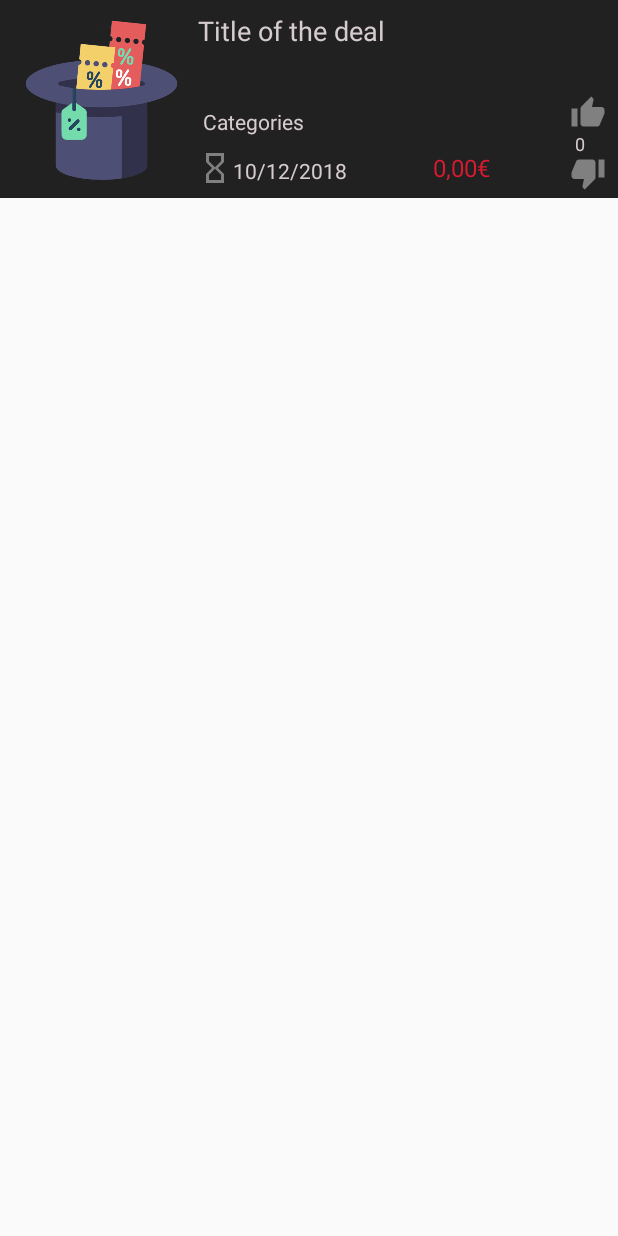
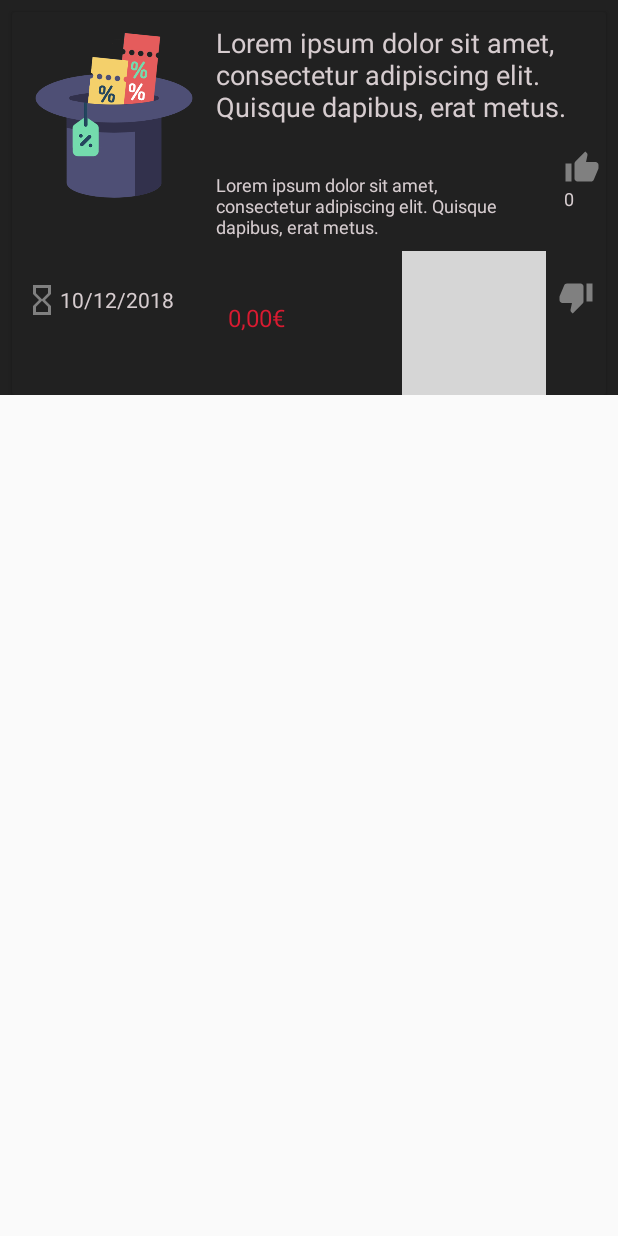
Before and after one commit to WilliamDemirci/Magic, an Android app: the layout deal.xml on its own in the app's theme, with its tools: preview values and no code run, on a phone screen of 412 x 824 dp. Run offline under Robolectric (Android 15) with nearby library versions, the phone set to English and light mode, and no system bars; grey boxes are pictures that could not be loaded.

Commit message:
- maj deal layout

```diff
--- a/app/src/main/res/layout/deal.xml
+++ b/app/src/main/res/layout/deal.xml
@@ -7,52 +7,72 @@
     android:background="@color/colorPrimary">
 
 
+    <android.support.v7.widget.CardView
+        android:id="@+id/mainDeal"
+        android:layout_width="match_parent"
+        android:layout_height="wrap_content"
+        android:layout_marginStart="8dp"
+        android:layout_marginTop="8dp"
+        android:layout_marginEnd="8dp"
+        android:backgroundTint="@color/colorPrimary"
+        app:layout_constraintEnd_toEndOf="parent"
+        app:layout_constraintStart_toStartOf="parent"
+        app:layout_constraintTop_toTopOf="parent">
+
+        <android.support.constraint.ConstraintLayout
+            android:layout_width="match_parent"
+            android:layout_height="match_parent">
+
             <ImageView
-        android:id="@+id/imageView"
-        android:layout_width="119dp"
-        android:layout_height="116dp"
+                android:id="@+id/imageMainDeal"
+                android:layout_width="120dp"
+                android:layout_height="120dp"
                 android:layout_marginStart="8dp"
                 android:layout_marginTop="8dp"
                 android:layout_marginBottom="8dp"
                 app:layout_constraintBottom_toBottomOf="parent"
                 app:layout_constraintStart_toStartOf="parent"
                 app:layout_constraintTop_toTopOf="parent"
+                app:layout_constraintVertical_bias="0.0"
                 app:srcCompat="@drawable/hat" />
 
             <TextView
-        android:id="@+id/textView2"
-        android:layout_width="272dp"
-        android:layout_height="55dp"
-        android:layout_marginStart="12dp"
+                android:id="@+id/titleMainDeal"
+                android:layout_width="0dp"
+                android:layout_height="68dp"
+                android:layout_marginStart="8dp"
                 android:layout_marginTop="8dp"
                 android:layout_marginEnd="8dp"
                 android:layout_marginBottom="8dp"
                 android:fontFamily="sans-serif"
-        android:text="@string/title_of_the_deal"
+                android:text="Lorem ipsum dolor sit amet, consectetur adipiscing elit. Quisque dapibus, erat metus."
                 android:textAlignment="viewStart"
                 android:textColor="@color/grey"
                 android:textSize="18sp"
-        app:layout_constraintBottom_toBottomOf="@+id/imageView"
+                app:layout_constraintBottom_toBottomOf="parent"
                 app:layout_constraintEnd_toEndOf="parent"
-        app:layout_constraintHorizontal_bias="1.0"
-        app:layout_constraintStart_toEndOf="@+id/imageView"
+                app:layout_constraintHorizontal_bias="0.0"
+                app:layout_constraintStart_toEndOf="@+id/imageMainDeal"
                 app:layout_constraintTop_toTopOf="parent"
                 app:layout_constraintVertical_bias="0.0" />
 
             <ImageView
-        android:id="@+id/imageView2"
+                android:id="@+id/likeMainDeal"
                 android:layout_width="wrap_content"
                 android:layout_height="24dp"
-        android:layout_marginEnd="8dp"
+                android:layout_marginTop="16dp"
+                android:layout_marginEnd="4dp"
                 app:layout_constraintEnd_toEndOf="parent"
-        app:layout_constraintTop_toBottomOf="@+id/textView2"
+                app:layout_constraintTop_toBottomOf="@+id/titleMainDeal"
                 app:srcCompat="@drawable/ic_thumb_up_grey_24dp" />
 
             <ImageView
-        android:id="@+id/imageView3"
+                android:id="@+id/unlikeMainDeal"
                 android:layout_width="wrap_content"
                 android:layout_height="wrap_content"
                 android:layout_marginEnd="8dp"
+                android:layout_marginBottom="8dp"
+                app:layout_constraintBottom_toBottomOf="parent"
                 app:layout_constraintEnd_toEndOf="parent"
                 app:layout_constraintTop_toBottomOf="@+id/textView3"
                 app:srcCompat="@drawable/ic_thumb_down_black_24dp" />
@@ -68,57 +88,58 @@
                 android:textSize="12sp"
                 app:layout_constraintEnd_toEndOf="parent"
                 app:layout_constraintHorizontal_bias="0.968"
-        app:layout_constraintStart_toEndOf="@+id/imageView"
-        app:layout_constraintTop_toBottomOf="@+id/imageView2" />
+                app:layout_constraintStart_toEndOf="@+id/imageMainDeal"
+                app:layout_constraintTop_toBottomOf="@+id/likeMainDeal" />
 
             <ImageView
-        android:id="@+id/imageView4"
+                android:id="@+id/hourglassMainDeal"
                 android:layout_width="wrap_content"
                 android:layout_height="wrap_content"
-        android:layout_marginStart="4dp"
+                android:layout_marginStart="8dp"
+                android:layout_marginTop="8dp"
                 android:layout_marginBottom="8dp"
                 app:layout_constraintBottom_toBottomOf="parent"
-        app:layout_constraintStart_toEndOf="@+id/imageView"
+                app:layout_constraintStart_toStartOf="parent"
+                app:layout_constraintTop_toBottomOf="@+id/imageMainDeal"
                 app:srcCompat="@drawable/ic_hourglass_empty_grey_24dp" />
 
             <TextView
-        android:id="@+id/textView5"
+                android:id="@+id/dateMainDeal"
                 android:layout_width="80dp"
-        android:layout_height="17dp"
-        android:layout_marginTop="4dp"
+                android:layout_height="19dp"
+                android:layout_marginTop="8dp"
+                android:layout_marginBottom="8dp"
                 android:text="@string/date"
                 android:textAlignment="viewStart"
                 android:textColor="@color/grey"
                 android:textSize="14sp"
-        app:layout_constraintStart_toEndOf="@+id/imageView4"
-        app:layout_constraintTop_toTopOf="@+id/imageView4" />
+                app:layout_constraintBottom_toBottomOf="parent"
+                app:layout_constraintStart_toEndOf="@+id/hourglassMainDeal"
+                app:layout_constraintTop_toBottomOf="@+id/imageMainDeal" />
 
             <TextView
-        android:id="@+id/textView6"
-        android:layout_width="228dp"
-        android:layout_height="20dp"
+                android:id="@+id/categoriesMainDeal"
+                android:layout_width="0dp"
+                android:layout_height="wrap_content"
                 android:layout_marginStart="8dp"
                 android:layout_marginTop="8dp"
                 android:layout_marginEnd="8dp"
                 android:layout_marginBottom="8dp"
-        android:text="@string/categories"
+                android:text="Lorem ipsum dolor sit amet, consectetur adipiscing elit. Quisque dapibus, erat metus."
                 android:textAlignment="viewStart"
                 android:textColor="@color/grey"
-        android:textSize="14sp"
-        app:layout_constraintBottom_toTopOf="@+id/textView5"
-        app:layout_constraintEnd_toStartOf="@+id/imageView2"
-        app:layout_constraintHorizontal_bias="0.0"
-        app:layout_constraintStart_toEndOf="@+id/imageView"
-        app:layout_constraintTop_toBottomOf="@+id/textView2"
-        app:layout_constraintVertical_bias="0.0" />
+                android:textSize="12sp"
+                app:layout_constraintBottom_toTopOf="@+id/dateMainDeal"
+                app:layout_constraintEnd_toStartOf="@+id/textView3"
+                app:layout_constraintStart_toEndOf="@+id/imageMainDeal"
+                app:layout_constraintTop_toBottomOf="@+id/titleMainDeal" />
 
             <TextView
-        android:id="@+id/textView7"
+                android:id="@+id/priceMainDeal"
                 android:layout_width="wrap_content"
                 android:layout_height="wrap_content"
                 android:layout_marginStart="8dp"
                 android:layout_marginTop="8dp"
-        android:layout_marginEnd="8dp"
                 android:layout_marginBottom="8dp"
                 android:text="@string/price"
                 android:textAlignment="viewStart"
@@ -126,8 +147,20 @@
                 android:textColorHint="@color/darkBlue"
                 android:textSize="16sp"
                 app:layout_constraintBottom_toBottomOf="parent"
-        app:layout_constraintEnd_toStartOf="@+id/imageView3"
-        app:layout_constraintStart_toEndOf="@+id/textView5"
-        app:layout_constraintTop_toBottomOf="@+id/textView6" />
+                app:layout_constraintStart_toStartOf="@+id/categoriesMainDeal"
+                app:layout_constraintTop_toBottomOf="@+id/categoriesMainDeal" />
+
+            <ImageView
+                android:id="@+id/shareMainDeal"
+                android:layout_width="wrap_content"
+                android:layout_height="wrap_content"
+                android:layout_marginTop="8dp"
+                android:layout_marginEnd="8dp"
+                app:layout_constraintEnd_toStartOf="@+id/unlikeMainDeal"
+                app:layout_constraintTop_toBottomOf="@+id/categoriesMainDeal"
+                app:srcCompat="@drawable/ic_share_grey_24dp" />
 
         </android.support.constraint.ConstraintLayout>
+    </android.support.v7.widget.CardView>
+
+</android.support.constraint.ConstraintLayout>
```
Lines whose indentation alone changed are shown as unchanged.
